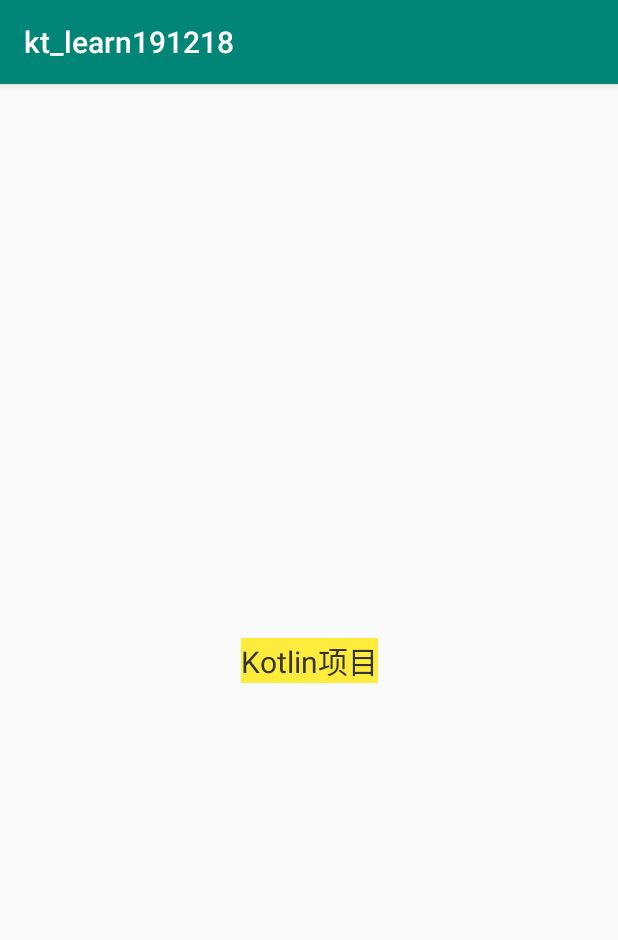
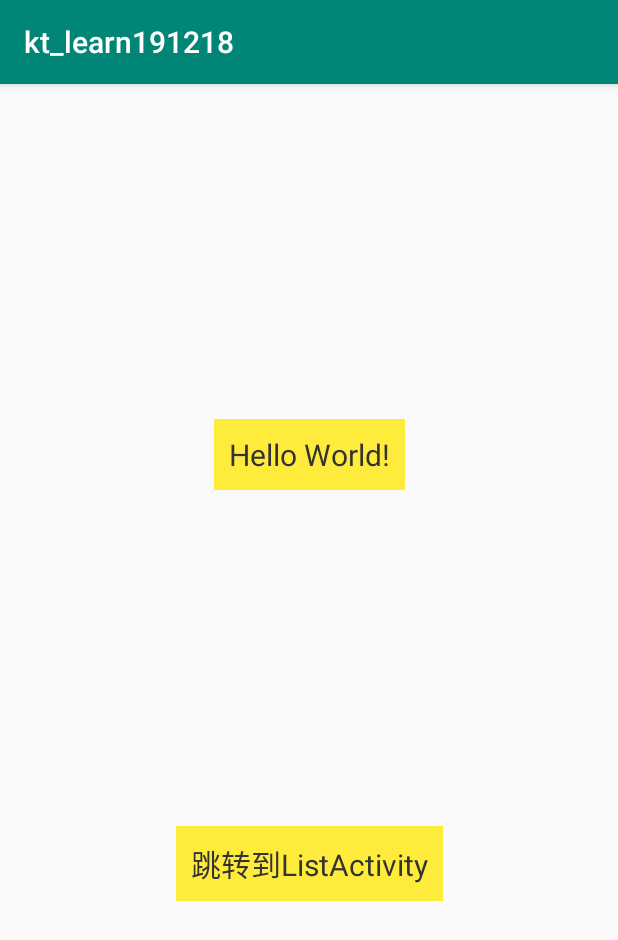
Before and after one commit to doudouchiyula/okhttp_demo, an Android app: the screen it shows after launch (MainActivity), on a phone screen of 412 x 824 dp. Shown: the top 940 px of the screen. Run offline under Robolectric (Android 15) with nearby library versions, the phone set to English and light mode, and no system bars.

```diff
--- a/demo/demo/kt_learn191218/build.gradle
+++ b/demo/demo/kt_learn191218/build.gradle
@@ -8,7 +8,7 @@ android {
     defaultConfig {
         applicationId "com.zhm.example.kt_learn191218"
         minSdkVersion 16
-        targetSdkVersion 28
+        targetSdkVersion 26
         versionCode 1
         versionName "1.0"
 
--- a/demo/demo/kt_learn191218/src/main/AndroidManifest.xml
+++ b/demo/demo/kt_learn191218/src/main/AndroidManifest.xml
@@ -1,6 +1,7 @@
 <?xml version="1.0" encoding="utf-8"?>
 <manifest xmlns:android="http://schemas.android.com/apk/res/android"
     package="com.zhm.example.kt_learn191218">
+    <uses-permission android:name="android.permission.INTERNET" />
 
     <application
         android:allowBackup="true"
--- a/demo/demo/kt_learn191218/src/main/java/com/zhm/example/kt_learn191218/internet/HttpLogIntecepter.kt
+++ b/demo/demo/kt_learn191218/src/main/java/com/zhm/example/kt_learn191218/internet/HttpLogIntecepter.kt
@@ -10,7 +10,8 @@ import okhttp3.Response
 class HttpLogIntecepter : Interceptor {
     override fun intercept(chain: Interceptor.Chain): Response {
         val response = chain.proceed(chain.request())
-        Log.e("okhttp-",response.toString())
+        //response.body()?.string() 这个方法can only call once;
+        Log.e("okhttp-",response.body()?.string())
         return response
     }
 }
--- a/demo/demo/kt_learn191218/src/main/res/layout/activity_main.xml
+++ b/demo/demo/kt_learn191218/src/main/res/layout/activity_main.xml
@@ -14,9 +14,24 @@
         android:id="@+id/tv_hello"
         android:textColor="#333"
         android:background="#FFEB3B"
-        app:layout_constraintBottom_toBottomOf="parent"
+        android:padding="10dp"
+        app:layout_constraintBottom_toTopOf="@+id/tv_jump"
         app:layout_constraintLeft_toLeftOf="parent"
         app:layout_constraintRight_toRightOf="parent"
         app:layout_constraintTop_toTopOf="parent" />
 
+    <TextView
+        android:id="@+id/tv_jump"
+        android:layout_width="wrap_content"
+        android:layout_height="wrap_content"
+        android:background="#FFEB3B"
+        android:padding="10dp"
+        android:text="跳转到ListActivity"
+        android:textColor="#333"
+        android:textSize="20dp"
+        app:layout_constraintBottom_toBottomOf="parent"
+        app:layout_constraintLeft_toLeftOf="parent"
+        app:layout_constraintRight_toRightOf="parent"
+        app:layout_constraintTop_toBottomOf="@+id/tv_hello" />
+
 </androidx.constraintlayout.widget.ConstraintLayout>
```
Also changed, not shown: demo/demo/kt_learn191218/src/main/java/com/zhm/example/kt_learn191218/ListActivity.kt (+29 -2 lines), demo/demo/kt_learn191218/src/main/java/com/zhm/example/kt_learn191218/MainActivity.kt (+9 -4 lines), demo/demo/kt_learn191218/src/main/java/com/zhm/example/kt_learn191218/internet/HeaderIntercepter.kt (+30 -7 lines), demo/demo/kt_learn191218/src/main/java/com/zhm/example/kt_learn191218/internet/HttpClient.kt (+16 -0 lines), demo/demo/kt_learn191218/src/main/java/com/zhm/example/kt_learn191218/internet/NetTool.kt (+40 -0 lines), demo/demo/kt_learn191218/src/main/res/layout/act_list.xml (+2 -5 lines).
